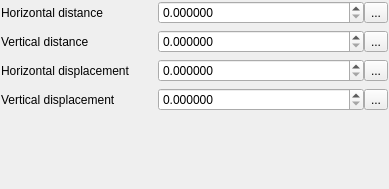
Old version of the form src/ui/symbollayer/widget_pointpatternfill.ui in the repository qgis/QGIS.
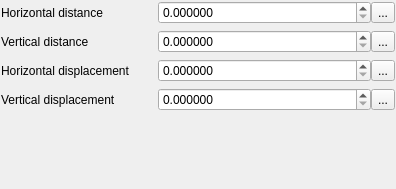
New version of the form. Custom widgets are drawn as their Qt base class.

```diff
--- a/src/ui/symbollayer/widget_pointpatternfill.ui
+++ b/src/ui/symbollayer/widget_pointpatternfill.ui
@@ -6,7 +6,7 @@
    <rect>
     <x>0</x>
     <y>0</y>
-    <width>389</width>
+    <width>396</width>
     <height>189</height>
    </rect>
   </property>
@@ -140,7 +140,7 @@
         <number>6</number>
        </property>
        <property name="maximum">
-        <double>9999999.990000000223517</double>
+        <double>99999999.989999994635582</double>
        </property>
        <property name="singleStep">
         <double>0.200000000000000</double>
@@ -190,7 +190,7 @@
         <number>6</number>
        </property>
        <property name="maximum">
-        <double>999999999.990000009536743</double>
+        <double>99999999.989999994635582</double>
        </property>
        <property name="singleStep">
         <double>0.200000000000000</double>
```
Left out of the diff: 11 changed lines with no effect on the pictures.
